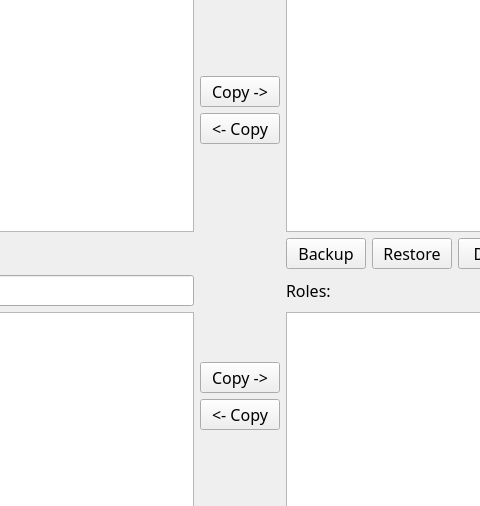
Qt form data/users_and_roles.ui (SumoLogic/sumologictoolbox) before a commit; both pictures show x 408 to 888 and y 146 to 652 of the 1296 by 798 pixel window.
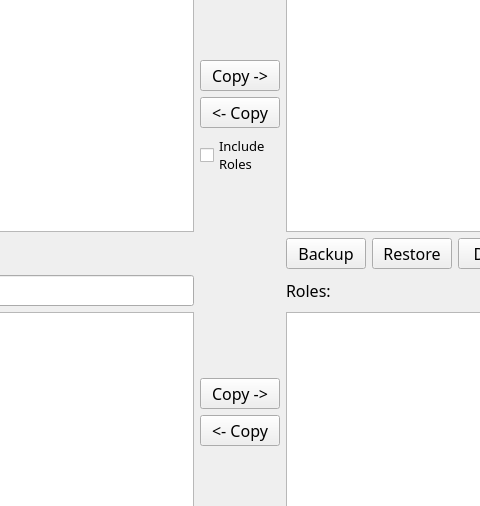
The same form after that commit.

Commit message: added "include connections" to content tab and "include roles" to user tab.

```diff
--- a/data/users_and_roles.ui
+++ b/data/users_and_roles.ui
@@ -351,6 +351,23 @@
        </property>
       </widget>
      </item>
+     <item>
+      <widget class="QCheckBox" name="checkBoxIncludeRoles">
+       <property name="font">
+        <font>
+         <family>Waree</family>
+         <pointsize>10</pointsize>
+        </font>
+       </property>
+       <property name="toolTip">
+        <string>&lt;html&gt;&lt;head/&gt;&lt;body&gt;&lt;p&gt;When checked all roles the user is a member of will also be copied/restored to the target org.&lt;/p&gt;&lt;p&gt;When unchecked the copied/restored user will only retain it's membership in &amp;quot;Adminstrators&amp;quot; and/or &amp;quot;Analysts&amp;quot; roles. &lt;/p&gt;&lt;p&gt;If unchecked and the user was in neither &amp;quot;Administrators&amp;quot; or &amp;quot;Analysts&amp;quot; then the copied/restored user will be made an analyst. &lt;/p&gt;&lt;/body&gt;&lt;/html&gt;</string>
+       </property>
+       <property name="text">
+        <string>Include
+Roles</string>
+       </property>
+      </widget>
+     </item>
      <item>
       <spacer name="verticalSpacer">
        <property name="orientation">
```
The commit also changes 10 other files.
